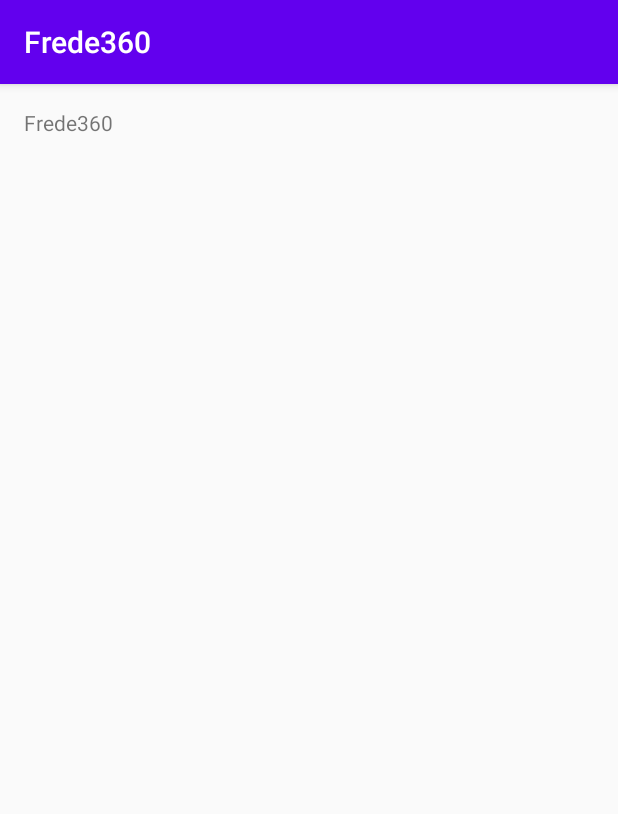
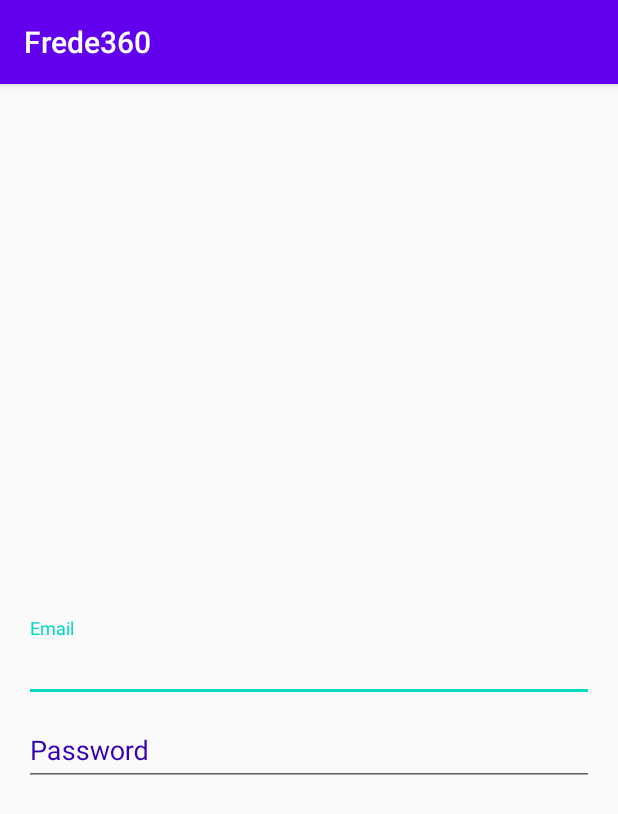
Before and after one commit to fredeborras/frede360, an Android app: the screen it shows after launch (LoginActivity), on a phone screen of 412 x 824 dp. Shown: the top 814 px of the screen. Run offline under Robolectric (Android 15) with nearby library versions, the phone set to English and light mode, and no system bars.

Commit message:
Feature: Login - Adding InputLayout for email and pwd

```diff
--- a/app/src/main/AndroidManifest.xml
+++ b/app/src/main/AndroidManifest.xml
@@ -21,7 +21,8 @@
 
         <activity
             android:name=".feature.login.view.LoginActivity"
-            android:label="@string/app_name" />
+            android:label="@string/app_name"
+            android:windowSoftInputMode="adjustResize" />
     </application>
 
 </manifest>
--- a/app/src/main/java/com/frede360/app/feature/login/view/LoginActivity.kt
+++ b/app/src/main/java/com/frede360/app/feature/login/view/LoginActivity.kt
@@ -1,10 +1,10 @@
 package com.frede360.app.feature.login.view
 
 import android.os.Bundle
-import androidx.appcompat.app.AppCompatActivity
 import com.frede360.app.R
+import com.frede360.app.commons.view.Frede360BaseActivity
 
-class LoginActivity : AppCompatActivity() {
+class LoginActivity : Frede360BaseActivity() {
 
     override fun onCreate(savedInstanceState: Bundle?) {
         super.onCreate(savedInstanceState)
--- a/app/src/main/res/layout/activity_login.xml
+++ b/app/src/main/res/layout/activity_login.xml
@@ -1,19 +1,55 @@
 <?xml version="1.0" encoding="utf-8"?>
-<androidx.constraintlayout.widget.ConstraintLayout xmlns:android="http://schemas.android.com/apk/res/android"
+<androidx.core.widget.NestedScrollView xmlns:android="http://schemas.android.com/apk/res/android"
     xmlns:app="http://schemas.android.com/apk/res-auto"
-    android:id="@+id/container"
     android:layout_width="match_parent"
     android:layout_height="match_parent"
-    android:paddingLeft="@dimen/activity_horizontal_margin"
-    android:paddingTop="@dimen/activity_vertical_margin"
-    android:paddingRight="@dimen/activity_horizontal_margin"
-    android:paddingBottom="@dimen/activity_vertical_margin">
+    android:fillViewport="true">
 
-    <TextView
-        android:layout_width="wrap_content"
-        android:layout_height="wrap_content"
-        android:text="@string/app_name"
-        app:layout_constraintLeft_toLeftOf="parent"
-        app:layout_constraintTop_toTopOf="parent" />
+    <androidx.constraintlayout.widget.ConstraintLayout
+        android:id="@+id/container"
+        style="@style/DefaultContainer"
+        android:layout_width="match_parent"
+        android:layout_height="match_parent">
 
-</androidx.constraintlayout.widget.ConstraintLayout>
+        <com.google.android.material.textfield.TextInputLayout
+            android:id="@+id/mailContainer"
+            android:layout_width="match_parent"
+            android:layout_height="wrap_content"
+            android:hint="@string/email"
+            android:textColorHint="@color/colorPrimaryDark"
+            app:layout_constraintBottom_toBottomOf="parent"
+            app:layout_constraintTop_toTopOf="parent">
+
+            <com.google.android.material.textfield.TextInputEditText
+                android:id="@+id/mailField"
+                android:layout_width="match_parent"
+                android:layout_height="wrap_content"
+                android:importantForAutofill="noExcludeDescendants"
+                android:inputType="textEmailAddress"
+                android:textColor="@color/colorPrimaryDark"
+                android:textColorHint="@color/colorPrimaryDark" />
+
+        </com.google.android.material.textfield.TextInputLayout>
+
+        <com.google.android.material.textfield.TextInputLayout
+            android:id="@+id/pwdContainer"
+            android:layout_width="match_parent"
+            android:layout_height="wrap_content"
+            android:hint="@string/password"
+            android:textColorHint="@color/colorPrimaryDark"
+            app:layout_constraintTop_toBottomOf="@id/mailContainer">
+
+            <com.google.android.material.textfield.TextInputEditText
+                android:id="@+id/pwdField"
+                android:layout_width="match_parent"
+                android:layout_height="wrap_content"
+                android:importantForAutofill="noExcludeDescendants"
+                android:inputType="textPassword"
+                android:textColor="@color/colorPrimaryDark"
+                android:textColorHint="@color/colorPrimaryDark" />
+
+        </com.google.android.material.textfield.TextInputLayout>
+
+    </androidx.constraintlayout.widget.ConstraintLayout>
+
+</androidx.core.widget.NestedScrollView>
--- a/app/src/main/res/values/strings.xml
+++ b/app/src/main/res/values/strings.xml
@@ -1,3 +1,5 @@
 <resources>
     <string name="app_name">Frede360</string>
+    <string name="email">Email</string>
+    <string name="password">Password</string>
 </resources>
--- a/app/src/main/res/values/styles.xml
+++ b/app/src/main/res/values/styles.xml
@@ -12,4 +12,14 @@
         <item name="android:background">@drawable/splash</item>
     </style>
 
+    <style name="TextContainer">
+        <item name="android:paddingTop">@dimen/activity_horizontal_margin</item>
+        <item name="android:paddingLeft">@dimen/activity_horizontal_margin</item>
+        <item name="android:paddingRight">@dimen/activity_horizontal_margin</item>
+    </style>
+
+    <style name="DefaultContainer" parent="TextContainer">
+        <item name="android:paddingBottom">@dimen/activity_horizontal_margin</item>
+    </style>
+
 </resources>
```
